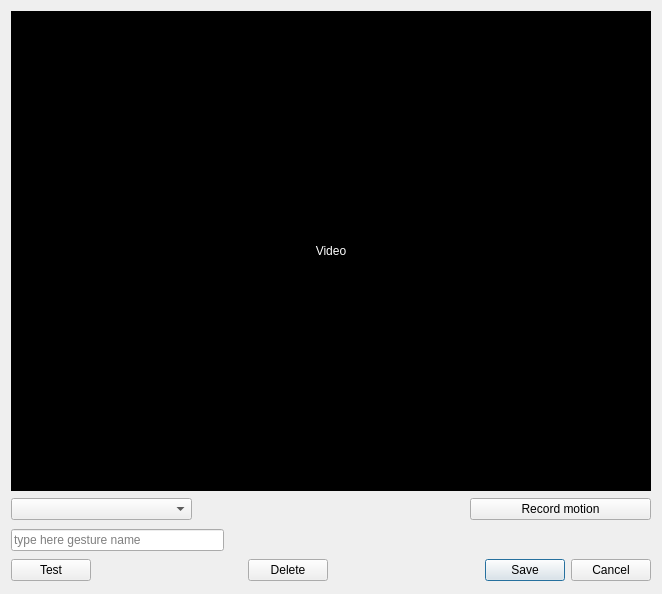
Before: the Qt Designer form src/MotionGestureDialog.ui in uiii/GeconPC, drawn with Qt 5.
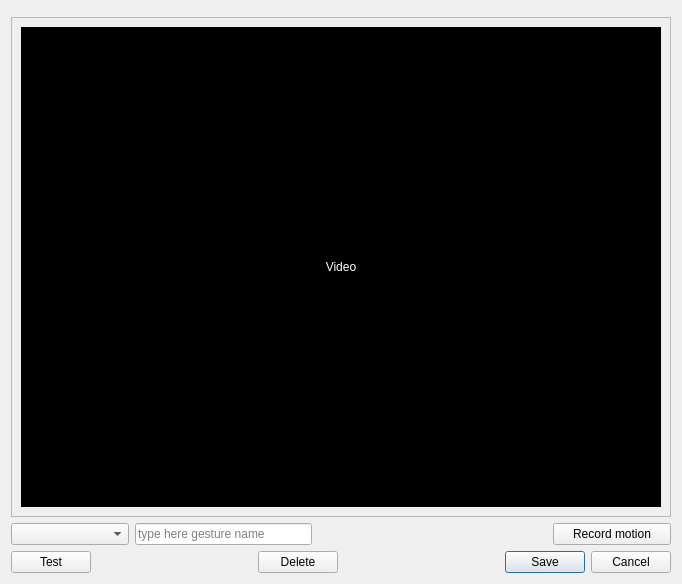
After: the same form once the commit is applied. Custom widgets are drawn as their Qt base class.

Commit message: motion gesture dialog

Diff of the .ui file:
```diff
--- a/src/MotionGestureDialog.ui
+++ b/src/MotionGestureDialog.ui
@@ -6,8 +6,8 @@
    <rect>
     <x>0</x>
     <y>0</y>
-    <width>658</width>
-    <height>594</height>
+    <width>678</width>
+    <height>584</height>
    </rect>
   </property>
   <property name="windowTitle">
@@ -15,6 +15,37 @@
   </property>
   <layout class="QVBoxLayout" name="verticalLayout">
    <item>
+    <spacer name="verticalSpacer">
+     <property name="orientation">
+      <enum>Qt::Vertical</enum>
+     </property>
+     <property name="sizeHint" stdset="0">
+      <size>
+       <width>20</width>
+       <height>40</height>
+      </size>
+     </property>
+    </spacer>
+   </item>
+   <item>
+    <widget class="QFrame" name="frame">
+     <property name="frameShape">
+      <enum>QFrame::StyledPanel</enum>
+     </property>
+     <layout class="QVBoxLayout" name="verticalLayout_4" stretch="0">
+      <property name="margin">
+       <number>9</number>
+      </property>
+      <item>
+       <widget class="QWidget" name="video" native="true">
+        <layout class="QVBoxLayout" name="verticalLayout_2">
+         <property name="spacing">
+          <number>0</number>
+         </property>
+         <property name="margin">
+          <number>0</number>
+         </property>
+         <item>
     <widget class="ImageDisplay" name="display">
      <property name="sizePolicy">
       <sizepolicy hsizetype="Fixed" vsizetype="Fixed">
@@ -217,44 +248,21 @@
      </property>
     </widget>
    </item>
+        </layout>
+       </widget>
+      </item>
+     </layout>
+    </widget>
+   </item>
    <item>
     <widget class="QWidget" name="widget" native="true">
-     <layout class="QHBoxLayout" name="horizontalLayout_2" stretch="2,3,2">
+     <layout class="QHBoxLayout" name="horizontalLayout_2" stretch="2,3,4,2">
       <property name="margin">
        <number>0</number>
       </property>
       <item>
        <widget class="QComboBox" name="comboBox"/>
       </item>
-      <item>
-       <spacer name="horizontalSpacer_4">
-        <property name="orientation">
-         <enum>Qt::Horizontal</enum>
-        </property>
-        <property name="sizeHint" stdset="0">
-         <size>
-          <width>40</width>
-          <height>20</height>
-         </size>
-        </property>
-       </spacer>
-      </item>
-      <item>
-       <widget class="QPushButton" name="recordMotionButton">
-        <property name="text">
-         <string>Record motion</string>
-        </property>
-       </widget>
-      </item>
-     </layout>
-    </widget>
-   </item>
-   <item>
-    <widget class="QWidget" name="widget_2" native="true">
-     <layout class="QHBoxLayout" name="horizontalLayout_3" stretch="1,2">
-      <property name="margin">
-       <number>0</number>
-      </property>
       <item>
        <widget class="QLineEdit" name="gestureName">
         <property name="placeholderText">
@@ -263,7 +271,7 @@
        </widget>
       </item>
       <item>
-       <spacer name="horizontalSpacer">
+       <spacer name="horizontalSpacer_4">
         <property name="orientation">
          <enum>Qt::Horizontal</enum>
         </property>
@@ -275,11 +283,24 @@
         </property>
        </spacer>
       </item>
+      <item>
+       <widget class="QPushButton" name="recordMotionButton">
+        <property name="text">
+         <string>Record motion</string>
+        </property>
+        <property name="checkable">
+         <bool>true</bool>
+        </property>
+       </widget>
+      </item>
      </layout>
     </widget>
    </item>
    <item>
     <widget class="QWidget" name="buttons" native="true">
+     <property name="enabled">
+      <bool>true</bool>
+     </property>
      <layout class="QHBoxLayout" name="horizontalLayout">
       <property name="margin">
        <number>0</number>
```
Left out of the diff: 7 changed lines with no effect on the pictures. Lines whose indentation alone changed are shown as unchanged. The commit also changes 25 other files.
